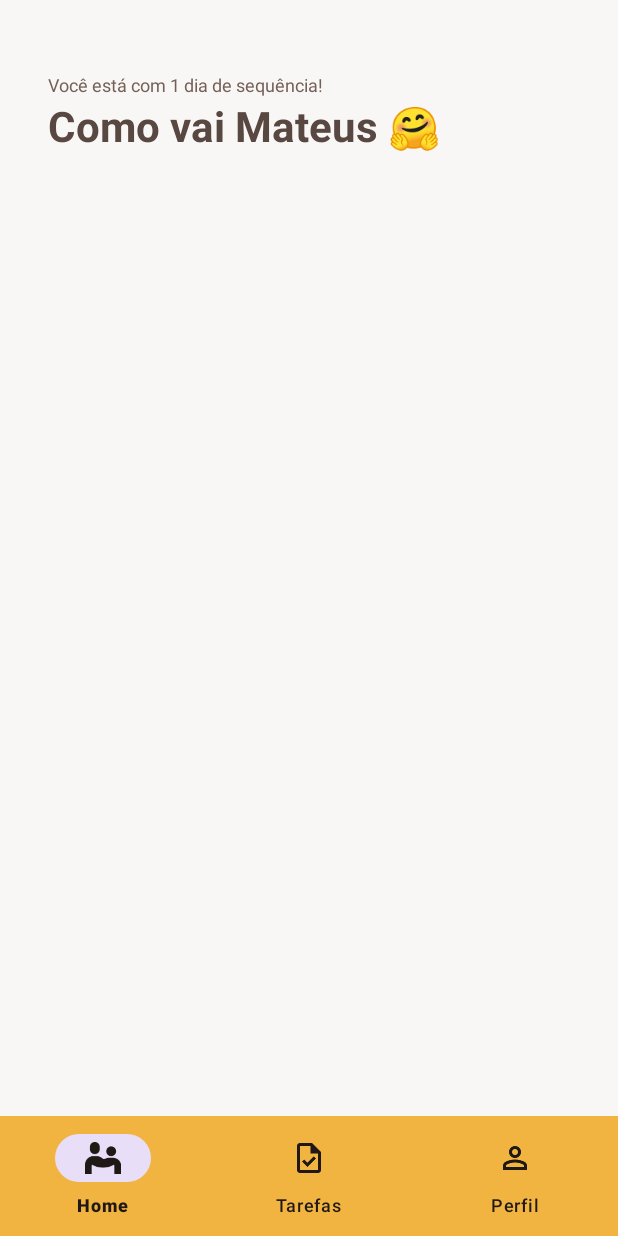
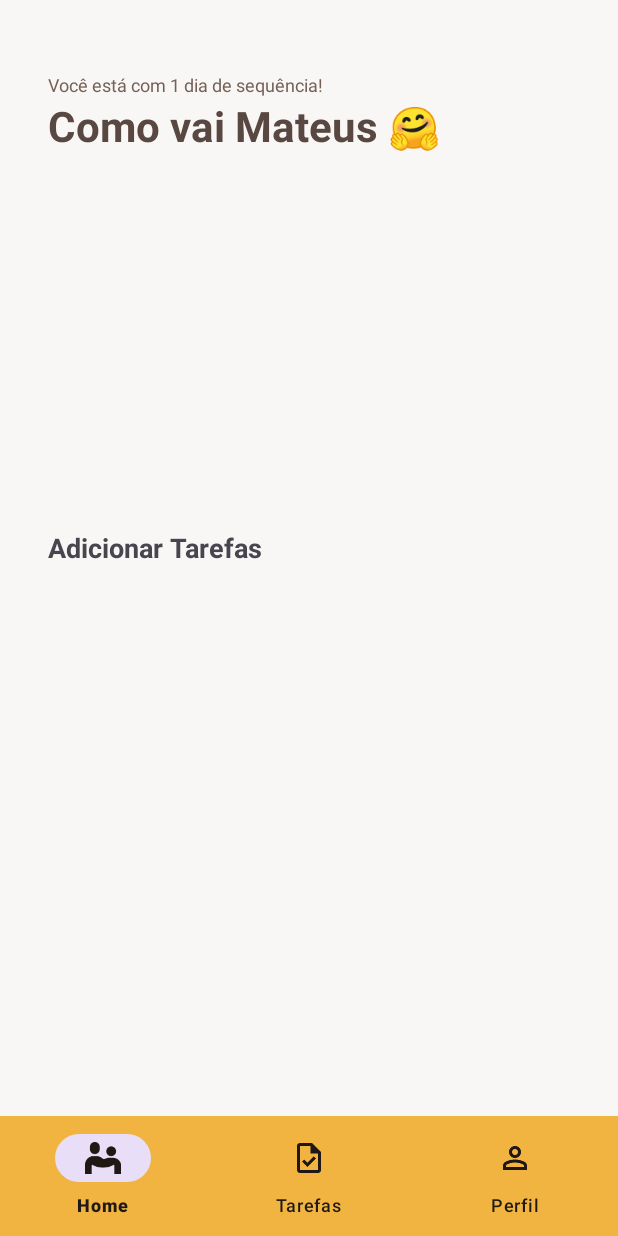
Before and after one commit to eniac-flavio/task-family, an Android app: the MainActivity screen opened directly, with no data from a screen before it, on a phone screen of 412 x 824 dp. Run offline under Robolectric (Android 15) with nearby library versions, the light colour scheme and no system bars.

Commit message:
:construction: Definição de tarefas e atualização de lógicas
Em progresso a estrutura da tabela de tarefas no SQLite. Em proogresso as alterações para inserir seções personalizadas na atividade com base no tipo de usuário.

```diff
--- a/app/src/main/java/com/example/task_family/MainActivity.java
+++ b/app/src/main/java/com/example/task_family/MainActivity.java
@@ -2,8 +2,10 @@ package com.example.task_family;
 
 import android.os.Bundle;
 import android.view.MenuItem;
+import android.view.View;
 import android.widget.Button;
 import android.widget.EditText;
+import android.widget.LinearLayout;
 
 import androidx.annotation.NonNull;
 import androidx.appcompat.app.AppCompatActivity;
@@ -21,12 +23,16 @@ public class MainActivity extends AppCompatActivity  {
         super.onCreate(savedInstanceState);
         setContentView(R.layout.activity_main);
 
+        // TODO: Adiconar um método para pegar o tipo do usuário
+        String userType = "responsavel"; // Exemplo estático para testes
 
-        // TODO: Entender o que raios está acontecendo aqui
-        // Eu espero nunca mais ter que ver Java na vida, estou perdendo a sanidade com esses códigos
-        BottomNavigationView bottomNavigationView = findViewById(R.id.bottom_navigation);
+        // Lógica para exibir seções de acordo com o tipo de usuário
+        if ("responsavel".equals(userType)) {
+            showTaskSection();
+        }
 
         // Configura o listener para os cliques na BottomNavigationView
+        BottomNavigationView bottomNavigationView = findViewById(R.id.bottom_navigation);
         bottomNavigationView.setOnNavigationItemSelectedListener(new BottomNavigationView.OnNavigationItemSelectedListener() {
             @Override
             public boolean onNavigationItemSelected(@NonNull MenuItem item) {
@@ -52,5 +58,10 @@ public class MainActivity extends AppCompatActivity  {
                 return true;
             }
         });
+    }
 
-    }}
+    private void showTaskSection() {
+        LinearLayout taskSection = findViewById(R.id.task_section);
+        taskSection.setVisibility(View.VISIBLE);
+    }
+}
--- a/app/src/main/java/com/example/task_family/Server.java
+++ b/app/src/main/java/com/example/task_family/Server.java
@@ -9,7 +9,7 @@ import android.util.Log;
 
 public class Server extends SQLiteOpenHelper {
     private static final String DB_NAME = "task.db";
-    private static final int VERSION = 2;
+    private static final int VERSION = 3;
     private static final String TAG = "Database";
 
     private final DatabaseTable[] tables = {
--- a/app/src/main/res/layout/activity_main.xml
+++ b/app/src/main/res/layout/activity_main.xml
@@ -83,6 +83,23 @@
             android:importantForAccessibility="no"
             tools:srcCompat="@drawable/statususerbar" />
 
+        <!-- Seção de Tarefas -->
+        <LinearLayout
+            android:id="@+id/task_section"
+            android:layout_width="match_parent"
+            android:layout_height="wrap_content"
+            android:orientation="vertical"
+            android:visibility="gone"> <!-- Oculto inicialmente -->
+
+            <TextView
+                android:layout_width="match_parent"
+                android:layout_height="wrap_content"
+                android:text="Adicionar Tarefas"
+                android:textSize="18sp"
+                android:textStyle="bold" />
+
+        </LinearLayout>
+
     </LinearLayout>
 
     <!-- Existe alguém que realmente gosta de fazer XML?
```
Also changed, not shown: app/src/main/java/com/example/task_family/Tarefa.java (added, +94 -0 lines), app/src/main/java/com/example/task_family/User.java (+4 -8 lines).
